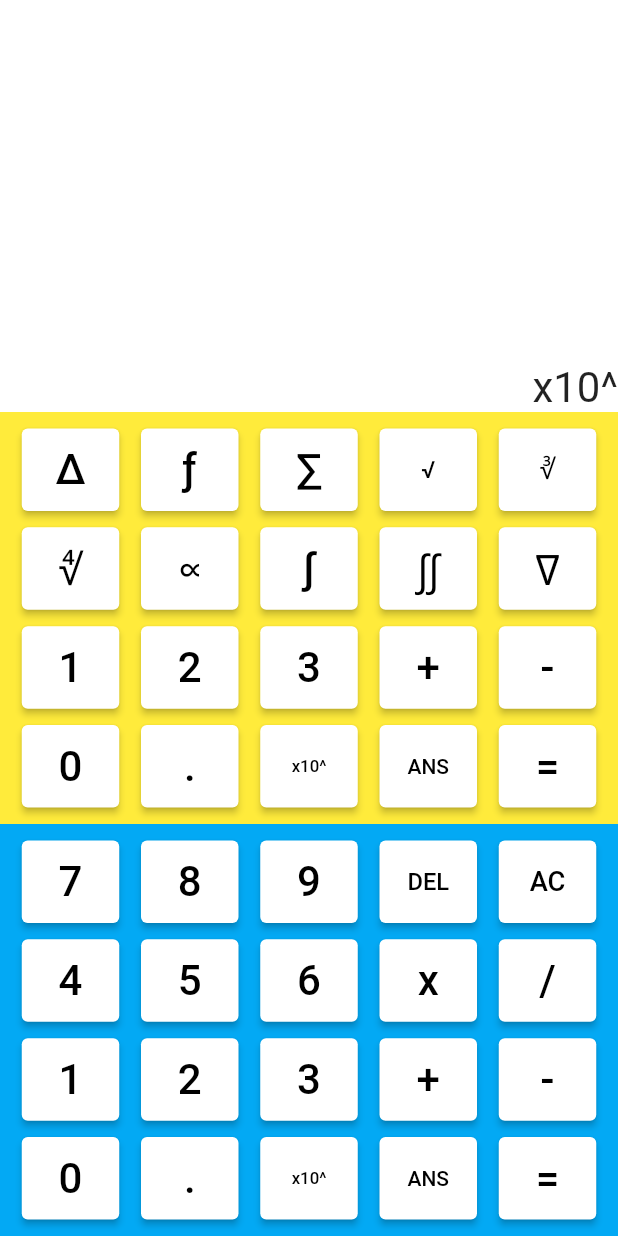
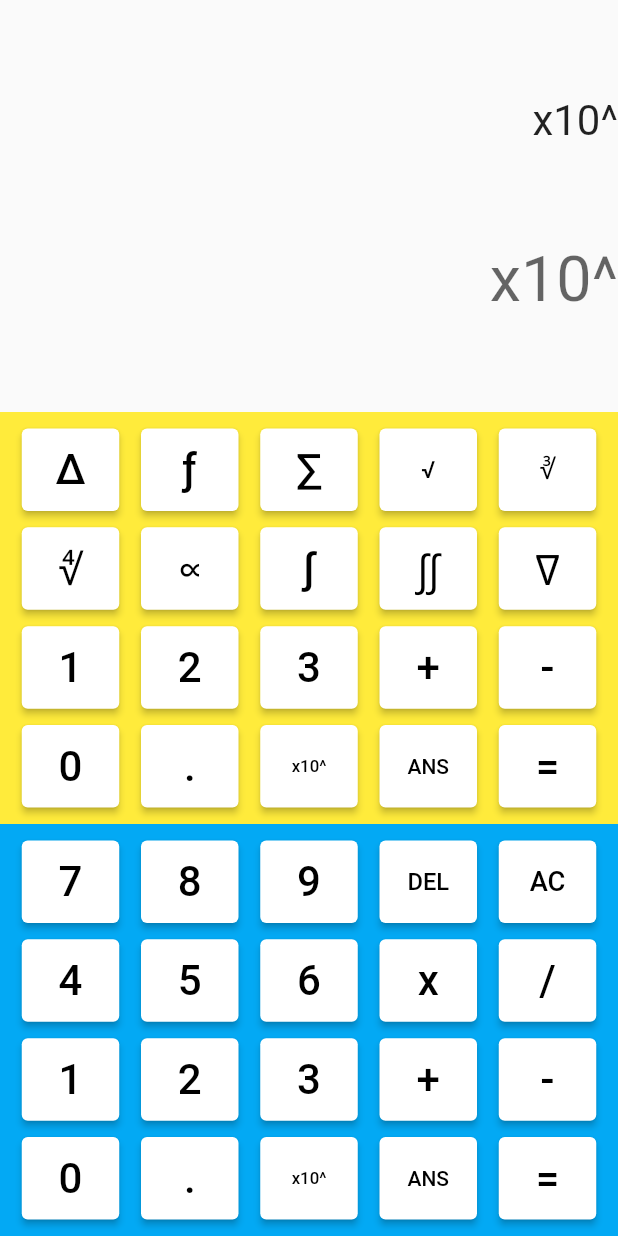
Before and after one commit to ararajs/scientific_calc, a Flutter app: the screen it shows after launch, after a tap on "x10^", after a tap on "ANS", on a phone screen of 412 x 824 dp. Run offline on Flutter 3.47's test engine with Material 2 defaults, Android fonts, the phone set to English and light mode, and no system bars; our stand-ins replace math_expressions.

Commit message:
Added clear, all clear, solver function, "=" now solves the equation. Looking to add "ANS" for variable equations.

```diff
--- a/lib/main.dart
+++ b/lib/main.dart
@@ -1,4 +1,7 @@
 import 'package:flutter/material.dart';
+import 'package:flutter/rendering.dart';
+import 'dart:math' as math;
+import 'package:math_expressions/math_expressions.dart';
 
 
 void main() => runApp(MyApp());
@@ -22,17 +25,50 @@ class HomePage extends StatefulWidget {
 class _HomePageState extends State<HomePage> {
   @override
   var msg = "";
+  var output = "0";
+  var temp =  "";
 
-  void update(x) {
+  void solver(){                              // Solver based on math_expressions. Works fine and outputs it fine.
+    setState(() {
+      Parser solve = Parser();
+      temp = msg;
+      temp = temp.replaceAll("x", '*');
+      try{
+        Expression expr = solve.parse(temp);
+        ContextModel cm = ContextModel();
+        double ans = expr.evaluate(EvaluationType.REAL, cm);
+        output = "$ans";
+      }
+      catch(err){
+        output = "Error";
+      }
+    });
+  }
+
+
+  void update(x) {                              // button press to key input
     setState(() {
       msg = "$msg$x";
     });
   }
-  void clear(){
+  void all_clear() {                            // All clear - deletes all inputs
     setState(() {
       msg = "";
+      output = "0";
     });
+  }
+  void clear (){
+    setState(() {
+      if (msg != null && msg.length > 0){
+        msg = msg.substring(0, msg.length-1);    //Used to delete char by char
+      }
+    });
+  }
 
+  void result () {
+    setState(() {
+      output = "$msg";
+    });
   }
 
   Widget build(BuildContext context) {
@@ -41,10 +77,24 @@ class _HomePageState extends State<HomePage> {
         children: <Widget> [
           Expanded(
             flex: 2,
-            child: Container(
-              alignment: Alignment.bottomRight,
-              color: Colors.white,
-              child: Text("$msg", textScaleFactor: 2,)
+            child: Column(
+              mainAxisAlignment: MainAxisAlignment.spaceEvenly,
+                children: [
+                  Row(
+                    mainAxisAlignment: MainAxisAlignment.end,
+                    crossAxisAlignment: CrossAxisAlignment.start,
+                    children: [
+                      Text("$msg", textScaleFactor: 2,)
+                    ],
+                  ),
+                  Row(
+                    mainAxisAlignment: MainAxisAlignment.end,
+                    children: [
+                      Text("$output", textScaleFactor: 3, style: TextStyle(color: Colors.black.withOpacity(0.6)),)
+                    ],
+                  )
+                ],
+
             ),
           ),
 
@@ -97,7 +147,7 @@ class _HomePageState extends State<HomePage> {
                           SizedBox(width: 65.0, height: 55.0,child: ElevatedButton(style: ElevatedButton.styleFrom(primary: Colors.white,onPrimary: Colors.black,), onPressed: () { update("0");},child: Text('0', textScaleFactor: 2,),)),
                           SizedBox(width: 65.0, height: 55.0,child: ElevatedButton(style: ElevatedButton.styleFrom(primary: Colors.white,onPrimary: Colors.black,), onPressed: () { update(".");},child: Text('.', textScaleFactor: 2,),)),
                           SizedBox(width: 65.0, height: 55.0,child: ElevatedButton(style: ElevatedButton.styleFrom(primary: Colors.white,onPrimary: Colors.black,), onPressed: () { update("x10^");},child: Text('x10^', textScaleFactor: 0.8,),)),
-                          SizedBox(width: 65.0, height: 55.0,child: ElevatedButton(style: ElevatedButton.styleFrom(primary: Colors.white,onPrimary: Colors.black,), onPressed: () { },child: Text('ANS', textScaleFactor: 1,),)),
+                          SizedBox(width: 65.0, height: 55.0,child: ElevatedButton(style: ElevatedButton.styleFrom(primary: Colors.white,onPrimary: Colors.black,), onPressed: () { result();},child: Text('ANS', textScaleFactor: 1,),)),
                           SizedBox(width: 65.0, height: 55.0,child: ElevatedButton(style: ElevatedButton.styleFrom(primary: Colors.white,onPrimary: Colors.black,), onPressed: () { update("=");},child: Text('=', textScaleFactor: 2,),)),
                         ],
                       ),
@@ -147,7 +197,7 @@ class _HomePageState extends State<HomePage> {
                           SizedBox(width: 65.0, height: 55.0,child: ElevatedButton(style: ElevatedButton.styleFrom(primary: Colors.white,onPrimary: Colors.black,), onPressed: () { update("0");},child: Text('0', textScaleFactor: 2,),)),
                           SizedBox(width: 65.0, height: 55.0,child: ElevatedButton(style: ElevatedButton.styleFrom(primary: Colors.white,onPrimary: Colors.black,), onPressed: () { update(".");},child: Text('.', textScaleFactor: 2,),)),
                           SizedBox(width: 65.0, height: 55.0,child: ElevatedButton(style: ElevatedButton.styleFrom(primary: Colors.white,onPrimary: Colors.black,), onPressed: () { update("x10^");},child: Text('x10^', textScaleFactor: 0.8,),)),
-                          SizedBox(width: 65.0, height: 55.0,child: ElevatedButton(style: ElevatedButton.styleFrom(primary: Colors.white,onPrimary: Colors.black,), onPressed: () { },child: Text('ANS', textScaleFactor: 1,),)),
+                          SizedBox(width: 65.0, height: 55.0,child: ElevatedButton(style: ElevatedButton.styleFrom(primary: Colors.white,onPrimary: Colors.black,), onPressed: () {result(); },child: Text('ANS', textScaleFactor: 1,),)),
                           SizedBox(width: 65.0, height: 55.0,child: ElevatedButton(style: ElevatedButton.styleFrom(primary: Colors.white,onPrimary: Colors.black,), onPressed: () { update("=");},child: Text('=', textScaleFactor: 2,),)),
                         ],
                       ),
@@ -164,8 +214,8 @@ class _HomePageState extends State<HomePage> {
                           SizedBox(width: 65.0, height: 55.0,child: ElevatedButton(style: ElevatedButton.styleFrom(primary: Colors.white,onPrimary: Colors.black,), onPressed: () { update("7");},child: Text('7', textScaleFactor: 2,),)),
                           SizedBox(width: 65.0, height: 55.0,child: ElevatedButton(style: ElevatedButton.styleFrom(primary: Colors.white,onPrimary: Colors.black,), onPressed: () { update("8");},child: Text('8', textScaleFactor: 2,),)),
                           SizedBox(width: 65.0, height: 55.0,child: ElevatedButton(style: ElevatedButton.styleFrom(primary: Colors.white,onPrimary: Colors.black,), onPressed: () { update("9");},child: Text('9', textScaleFactor: 2,),)),
-                          SizedBox(width: 65.0, height: 55.0,child: ElevatedButton(style: ElevatedButton.styleFrom(primary: Colors.white,onPrimary: Colors.black,), onPressed: () { },child: Text('DEL', textScaleFactor: 1.13,),)),
-                          SizedBox(width: 65.0, height: 55.0,child: ElevatedButton(style: ElevatedButton.styleFrom(primary: Colors.white,onPrimary: Colors.black,), onPressed: () { clear();},child: Text('AC', textScaleFactor: 1.3,),)),
+                          SizedBox(width: 65.0, height: 55.0,child: ElevatedButton(style: ElevatedButton.styleFrom(primary: Colors.white,onPrimary: Colors.black,), onPressed: () { clear();},child: Text('DEL', textScaleFactor: 1.13,),)),
+                          SizedBox(width: 65.0, height: 55.0,child: ElevatedButton(style: ElevatedButton.styleFrom(primary: Colors.white,onPrimary: Colors.black,), onPressed: () { all_clear();},child: Text('AC', textScaleFactor: 1.3,),)),
                         ],
                       ),
                       Row(
@@ -197,7 +247,7 @@ class _HomePageState extends State<HomePage> {
                           SizedBox(width: 65.0, height: 55.0,child: ElevatedButton(style: ElevatedButton.styleFrom(primary: Colors.white,onPrimary: Colors.black,), onPressed: () { update("0");},child: Text('0', textScaleFactor: 2,),)),
                           SizedBox(width: 65.0, height: 55.0,child: ElevatedButton(style: ElevatedButton.styleFrom(primary: Colors.white,onPrimary: Colors.black,), onPressed: () { update(".");},child: Text('.', textScaleFactor: 2,),)),
                           SizedBox(width: 65.0, height: 55.0,child: ElevatedButton(style: ElevatedButton.styleFrom(primary: Colors.white,onPrimary: Colors.black,), onPressed: () { update("x10^");},child: Text('x10^', textScaleFactor: 0.8,),)),
-                          SizedBox(width: 65.0, height: 55.0,child: ElevatedButton(style: ElevatedButton.styleFrom(primary: Colors.white,onPrimary: Colors.black,), onPressed: () { },child: Text('ANS', textScaleFactor: 1,),)),
+                          SizedBox(width: 65.0, height: 55.0,child: ElevatedButton(style: ElevatedButton.styleFrom(primary: Colors.white,onPrimary: Colors.black,), onPressed: () {result(); },child: Text('ANS', textScaleFactor: 1,),)),
                           SizedBox(width: 65.0, height: 55.0,child: ElevatedButton(style: ElevatedButton.styleFrom(primary: Colors.white,onPrimary: Colors.black,), onPressed: () { update("=");},child: Text('=', textScaleFactor: 2,),)),
                         ],
                       ),
@@ -222,8 +272,8 @@ class _HomePageState extends State<HomePage> {
                       SizedBox(width: 65.0, height: 55.0,child: ElevatedButton(style: ElevatedButton.styleFrom(primary: Colors.white,onPrimary: Colors.black,), onPressed: () { update("7");},child: Text('7', textScaleFactor: 2,),)),
                       SizedBox(width: 65.0, height: 55.0,child: ElevatedButton(style: ElevatedButton.styleFrom(primary: Colors.white,onPrimary: Colors.black,), onPressed: () { update("8");},child: Text('8', textScaleFactor: 2,),)),
                       SizedBox(width: 65.0, height: 55.0,child: ElevatedButton(style: ElevatedButton.styleFrom(primary: Colors.white,onPrimary: Colors.black,), onPressed: () { update("9");},child: Text('9', textScaleFactor: 2,),)),
-                      SizedBox(width: 65.0, height: 55.0,child: ElevatedButton(style: ElevatedButton.styleFrom(primary: Colors.white,onPrimary: Colors.black,), onPressed: () { },child: Text('DEL', textScaleFactor: 1.13,),)),
-                      SizedBox(width: 65.0, height: 55.0,child: ElevatedButton(style: ElevatedButton.styleFrom(primary: Colors.white,onPrimary: Colors.black,), onPressed: () { clear();},child: Text('AC', textScaleFactor: 1.3,),)),
+                      SizedBox(width: 65.0, height: 55.0,child: ElevatedButton(style: ElevatedButton.styleFrom(primary: Colors.white,onPrimary: Colors.black,), onPressed: () { clear();},child: Text('DEL', textScaleFactor: 1.13,),)),
+                      SizedBox(width: 65.0, height: 55.0,child: ElevatedButton(style: ElevatedButton.styleFrom(primary: Colors.white,onPrimary: Colors.black,), onPressed: () { all_clear();},child: Text('AC', textScaleFactor: 1.3,),)),
                     ],
                   ),
                   Row(
@@ -255,8 +305,8 @@ class _HomePageState extends State<HomePage> {
                       SizedBox(width: 65.0, height: 55.0,child: ElevatedButton(style: ElevatedButton.styleFrom(primary: Colors.white,onPrimary: Colors.black,), onPressed: () { update("0");},child: Text('0', textScaleFactor: 2,),)),
                       SizedBox(width: 65.0, height: 55.0,child: ElevatedButton(style: ElevatedButton.styleFrom(primary: Colors.white,onPrimary: Colors.black,), onPressed: () { update(".");},child: Text('.', textScaleFactor: 2,),)),
                       SizedBox(width: 65.0, height: 55.0,child: ElevatedButton(style: ElevatedButton.styleFrom(primary: Colors.white,onPrimary: Colors.black,), onPressed: () { update("x10^");},child: Text('x10^', textScaleFactor: 0.8,),)),
-                      SizedBox(width: 65.0, height: 55.0,child: ElevatedButton(style: ElevatedButton.styleFrom(primary: Colors.white,onPrimary: Colors.black,), onPressed: () { },child: Text('ANS', textScaleFactor: 1,),)),
-                      SizedBox(width: 65.0, height: 55.0,child: ElevatedButton(style: ElevatedButton.styleFrom(primary: Colors.white,onPrimary: Colors.black,), onPressed: () { update("=");},child: Text('=', textScaleFactor: 2,),)),
+                      SizedBox(width: 65.0, height: 55.0,child: ElevatedButton(style: ElevatedButton.styleFrom(primary: Colors.white,onPrimary: Colors.black,), onPressed: () { result();},child: Text('ANS', textScaleFactor: 1,),)),
+                      SizedBox(width: 65.0, height: 55.0,child: ElevatedButton(style: ElevatedButton.styleFrom(primary: Colors.white,onPrimary: Colors.black,), onPressed: () { solver();},child: Text('=', textScaleFactor: 2,),)),
                     ],
                   ),
                 ],
--- a/pubspec.yaml
+++ b/pubspec.yaml
@@ -28,6 +28,7 @@ dependencies:
   # The following adds the Cupertino Icons font to your application.
   # Use with the CupertinoIcons class for iOS style icons.
   cupertino_icons: ^1.0.0
+  math_expressions: ^2.0.2
 
 dev_dependencies:
   flutter_test:
```
Also changed, not shown: pubspec.lock.
